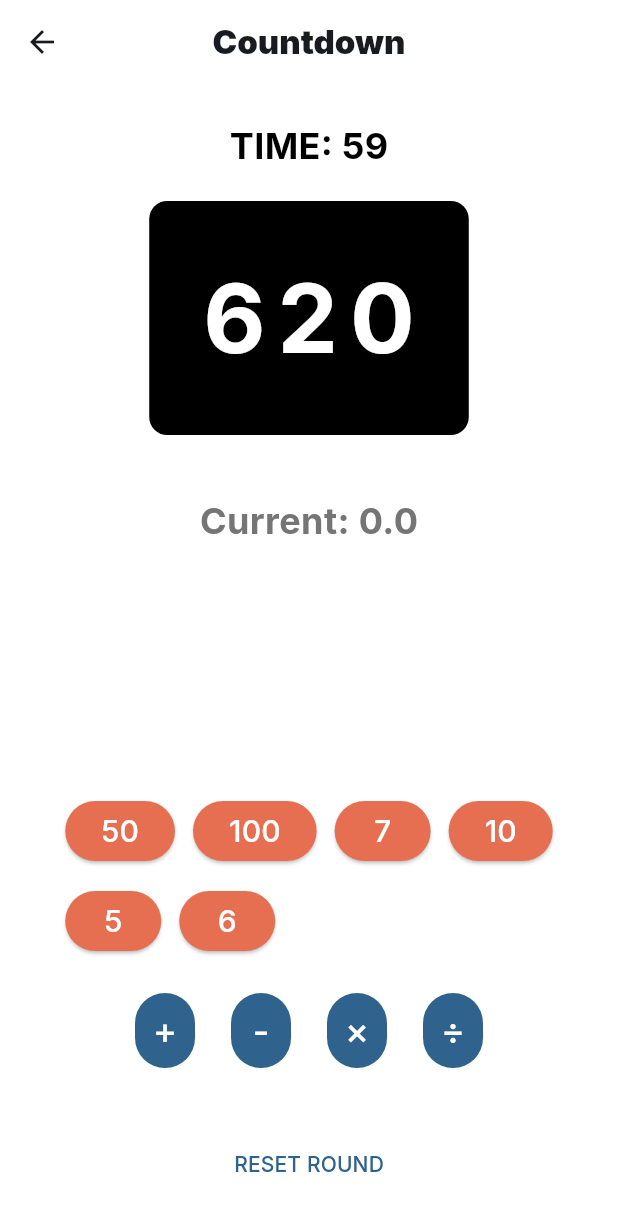
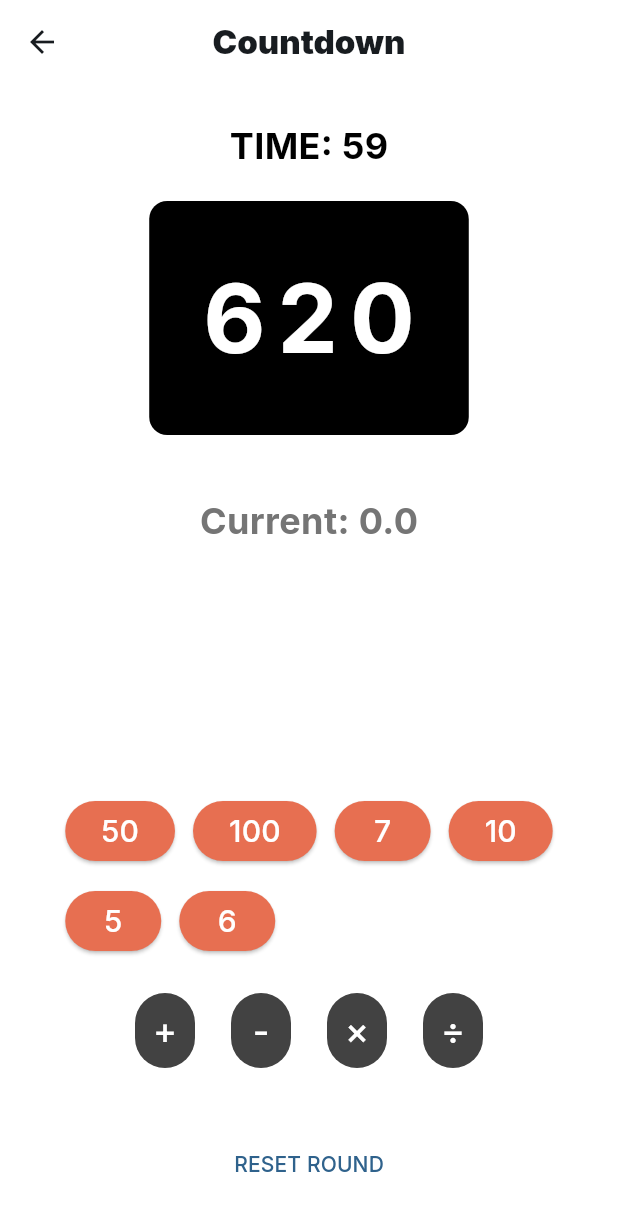
Before and after one commit to The-honoured1/numbers, a Flutter app: the CountdownScreen screen opened directly, on a phone screen of 412 x 824 dp. Shown: the top 1211 px of the screen. Run offline on Flutter 3.47's test engine with Material 3 defaults, Android fonts, the phone set to English and light mode, and no system bars; our stand-ins replace flutter_animate, google_fonts, shared_preferences; accounts and stored records are empty.

Commit message:
refactor: update win dialog animation curve and fix countdown button styling

```diff
--- a/lib/games/countdown/countdown_screen.dart
+++ b/lib/games/countdown/countdown_screen.dart
@@ -150,7 +150,7 @@ class _CountdownScreenState extends State<CountdownScreen> {
                   child: IconButton.filled(
                     onPressed: () => _onOpTap(op),
                     icon: Text(op, style: const TextStyle(fontSize: 24, color: Colors.white)),
-                    backgroundColor: Colors.grey.shade800,
+                    style: IconButton.styleFrom(backgroundColor: Colors.grey.shade800),
                   ),
                 );
               }).toList(),
--- a/lib/presentation/widgets/win_dialog.dart
+++ b/lib/presentation/widgets/win_dialog.dart
@@ -91,7 +91,7 @@ class WinDialog extends StatelessWidget {
             ),
           ],
         ),
-      ).animate().scale(begin: const Offset(0.8, 0.8), curve: Curves.backOut),
+      ).animate().scale(begin: const Offset(0.8, 0.8), curve: Curves.easeOutBack),
     );
   }
 }
```
